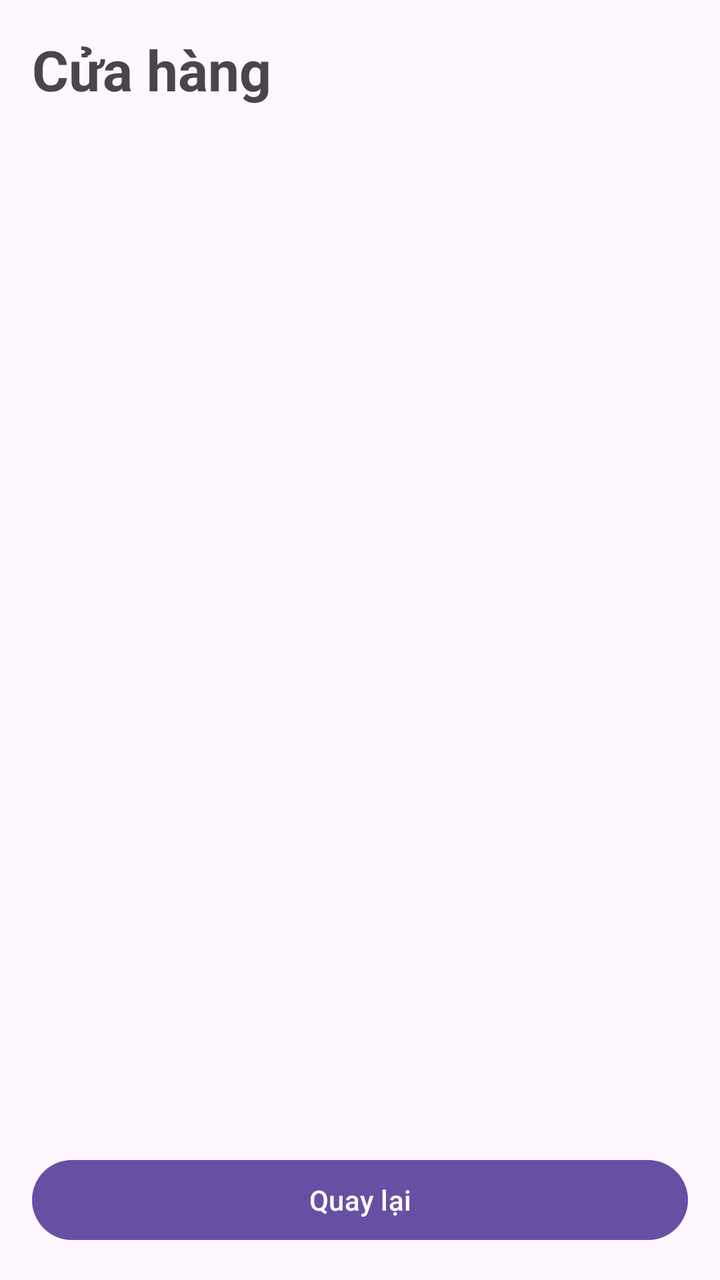
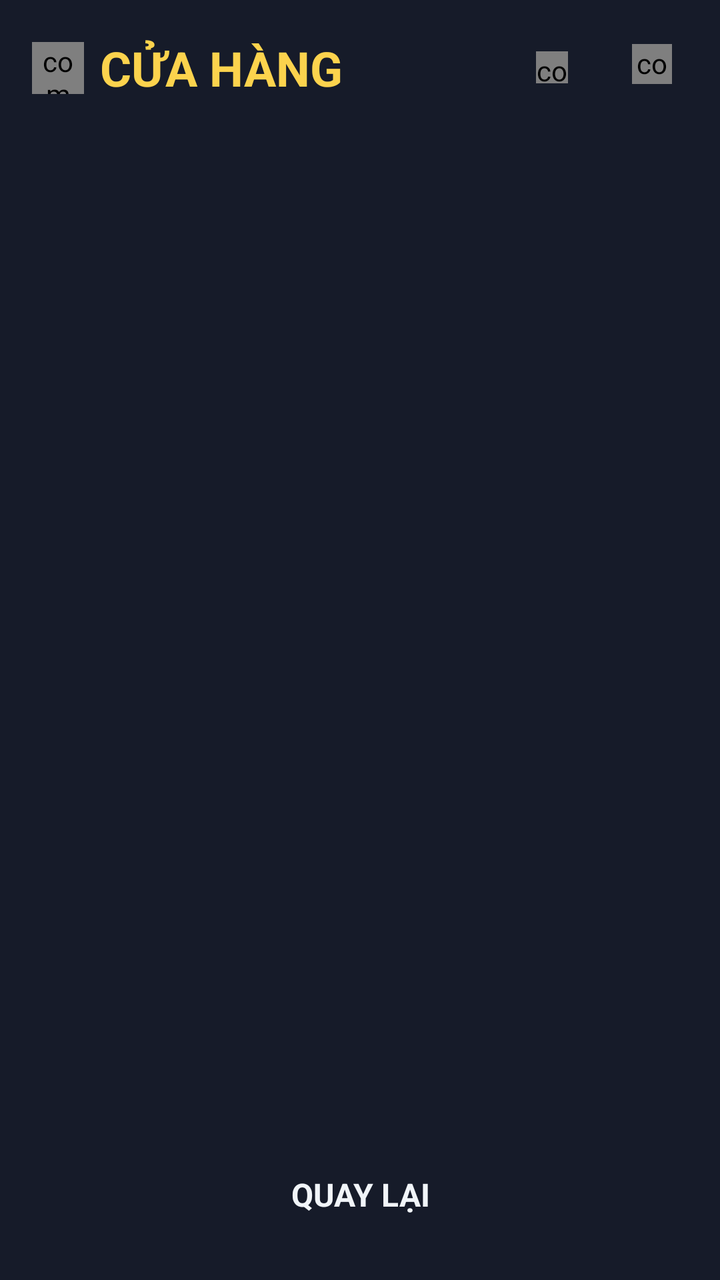

Screens rendered from an Android XML layout before and after an edit, with the pre-edit source and the edit as a unified diff.
<!-- AndroidManifest.xml: application theme Theme.PUGcore -->
<!-- res/layout/activity_shop.xml -->
<?xml version="1.0" encoding="utf-8"?>
<LinearLayout xmlns:android="http://schemas.android.com/apk/res/android"
    android:id="@+id/root"
    android:layout_width="match_parent"
    android:layout_height="match_parent"
    android:orientation="vertical"
    android:padding="16dp">

    <TextView
        android:layout_width="wrap_content"
        android:layout_height="wrap_content"
        android:text="Cửa hàng"
        android:textSize="28sp"
        android:textStyle="bold" />

    <TextView
        android:id="@+id/tvGold"
        android:layout_width="wrap_content"
        android:layout_height="wrap_content"
        android:layout_marginTop="4dp"
        android:textSize="18sp" />

    <ScrollView
        android:layout_width="match_parent"
        android:layout_height="0dp"
        android:layout_weight="1">

        <LinearLayout
            android:id="@+id/container"
            android:layout_width="match_parent"
            android:layout_height="wrap_content"
            android:orientation="vertical" />
    </ScrollView>

    <Button
        android:id="@+id/btnBack"
        android:layout_width="match_parent"
        android:layout_height="wrap_content"
        android:text="Quay lại" />
</LinearLayout>
<!-- resources referenced by this layout -->
<resources>
  <style name="Theme.PUGcore" parent="Base.Theme.PUGcore" />
  <style name="Base.Theme.PUGcore" parent="Theme.Material3.DayNight.NoActionBar">
          
          
      </style>
</resources>

<!-- the commit's change to res/layout/activity_shop.xml (unified diff, before → after) -->
@@ -3,27 +3,71 @@
     android:id="@+id/root"
     android:layout_width="match_parent"
     android:layout_height="match_parent"
+    android:background="#161B29"
     android:orientation="vertical"
-    android:padding="16dp">
+    android:padding="16dp"
+    xmlns:app="http://schemas.android.com/apk/res-auto">
 
-    <TextView
-        android:layout_width="wrap_content"
+    <LinearLayout
+        android:layout_width="match_parent"
         android:layout_height="wrap_content"
-        android:text="Cửa hàng"
-        android:textSize="28sp"
-        android:textStyle="bold" />
+        android:gravity="center_vertical"
+        android:orientation="horizontal">
 
-    <TextView
-        android:id="@+id/tvGold"
-        android:layout_width="wrap_content"
-        android:layout_height="wrap_content"
-        android:layout_marginTop="4dp"
-        android:textSize="18sp" />
+        <com.example.pugcore.PixelSpriteView
+            android:layout_width="26dp"
+            android:layout_height="26dp"
+            app:pixelIcon="shop" />
+
+        <TextView
+            android:layout_width="0dp"
+            android:layout_height="wrap_content"
+            android:layout_marginStart="8dp"
+            android:layout_weight="1"
+            android:text="CỬA HÀNG"
+            android:textColor="#FCD34D"
+            android:textSize="24sp"
+            android:textStyle="bold" />
+
+        <LinearLayout
+            android:id="@+id/goldBox"
+            android:layout_width="wrap_content"
+            android:layout_height="wrap_content"
+            android:gravity="center_vertical"
+            android:orientation="horizontal"
+            android:paddingStart="10dp"
+            android:paddingTop="4dp"
+            android:paddingEnd="10dp"
+            android:paddingBottom="4dp">
+
+            <com.example.pugcore.PixelSpriteView
+                android:layout_width="16dp"
+                android:layout_height="16dp"
+                app:pixelIcon="coin" />
+
+            <TextView
+                android:id="@+id/tvGold"
+                android:layout_width="wrap_content"
+                android:layout_height="wrap_content"
+                android:layout_marginStart="6dp"
+                android:textColor="#FCD34D"
+                android:textSize="16sp"
+                android:textStyle="bold" />
+        </LinearLayout>
+        <include
+            layout="@layout/view_settings_button"
+            android:layout_width="36dp"
+            android:layout_height="36dp"
+            android:layout_marginStart="8dp" />
+    </LinearLayout>
 
     <ScrollView
         android:layout_width="match_parent"
         android:layout_height="0dp"
-        android:layout_weight="1">
+        android:layout_marginTop="6dp"
+        android:layout_weight="1"
+        android:overScrollMode="never"
+        android:scrollbars="none">
 
         <LinearLayout
             android:id="@+id/container"
@@ -32,9 +76,35 @@
             android:orientation="vertical" />
     </ScrollView>
 
-    <Button
+    <TextView
         android:id="@+id/btnBack"
         android:layout_width="match_parent"
         android:layout_height="wrap_content"
-        android:text="Quay lại" />
+        android:layout_marginTop="10dp"
+        android:clickable="true"
+        android:focusable="true"
+        android:gravity="center"
+        android:paddingTop="12dp"
+        android:paddingBottom="16dp"
+        android:text="QUAY LẠI"
+        android:textColor="#F1F5F9"
+        android:textSize="16sp"
+        android:textStyle="bold" />
 </LinearLayout>
+<!-- res/layout/view_settings_button.xml (included above) -->
+<?xml version="1.0" encoding="utf-8"?>
+<FrameLayout xmlns:android="http://schemas.android.com/apk/res/android"
+    xmlns:app="http://schemas.android.com/apk/res-auto"
+    android:id="@+id/btnSettings"
+    android:layout_width="36dp"
+    android:layout_height="36dp"
+    android:clickable="true"
+    android:focusable="true">
+
+    <com.example.pugcore.PixelSpriteView
+        android:layout_width="20dp"
+        android:layout_height="20dp"
+        android:layout_gravity="center"
+        android:layout_marginBottom="2dp"
+        app:pixelIcon="gear" />
+</FrameLayout>
<!-- resource entries referenced after the edit -->
@@ -2,8 +2,9 @@
 <resources>
   <style name="Theme.PUGcore" parent="Base.Theme.PUGcore" />
   <style name="Base.Theme.PUGcore" parent="Theme.Material3.DayNight.NoActionBar">
-          
-          
+          <item name="android:statusBarColor">#090C14</item>
+          <item name="android:navigationBarColor">#090C14</item>
+          <item name="android:windowLightStatusBar">false</item>
       </style>
 </resources>
 
